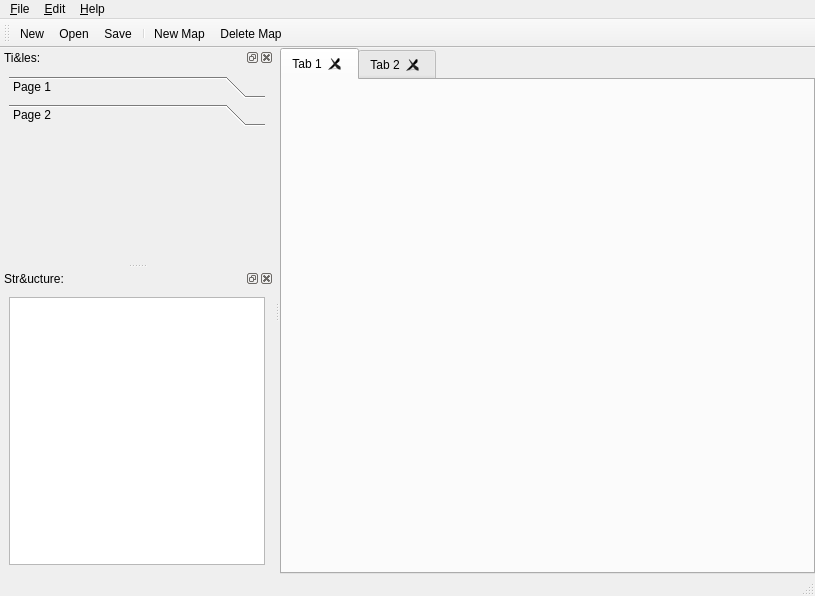
Before: the Qt Designer form bin/view/mainwindow.ui in dyle/rpgmapper, drawn with Qt 5.
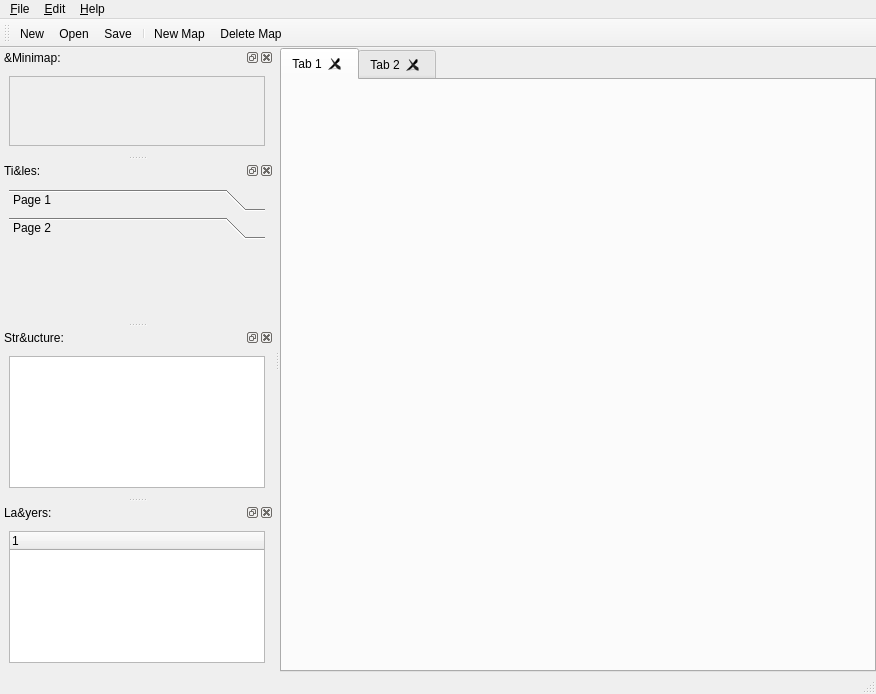
After: the same form once the commit is applied. Icons and pictures are not drawn. Custom widgets are drawn as their Qt base class.

Commit message: adds a minimap widget and map layers widget

```diff
--- a/bin/view/mainwindow.ui
+++ b/bin/view/mainwindow.ui
@@ -6,8 +6,8 @@
    <rect>
     <x>0</x>
     <y>0</y>
-    <width>815</width>
-    <height>596</height>
+    <width>876</width>
+    <height>694</height>
    </rect>
   </property>
   <property name="windowTitle">
@@ -64,8 +64,8 @@
     <rect>
      <x>0</x>
      <y>0</y>
-     <width>815</width>
-     <height>26</height>
+     <width>876</width>
+     <height>27</height>
     </rect>
    </property>
    <widget class="QMenu" name="mnFile">
@@ -119,14 +119,43 @@
    <addaction name="acNewMap"/>
    <addaction name="acDeleteMap"/>
   </widget>
-  <widget class="QDockWidget" name="dwIcons">
+  <widget class="QDockWidget" name="dwMiniMap">
+   <property name="windowTitle">
+    <string>&amp;Minimap:</string>
+   </property>
+   <attribute name="dockWidgetArea">
+    <number>1</number>
+   </attribute>
+   <widget class="QWidget" name="dwMiniMapContent">
+    <layout class="QVBoxLayout" name="verticalLayout_2">
+     <item>
+      <widget class="QScrollArea" name="saMiniMap">
+       <property name="widgetResizable">
+        <bool>true</bool>
+       </property>
+       <widget class="QWidget" name="saMiniMapContent">
+        <property name="geometry">
+         <rect>
+          <x>0</x>
+          <y>0</y>
+          <width>160</width>
+          <height>82</height>
+         </rect>
+        </property>
+       </widget>
+      </widget>
+     </item>
+    </layout>
+   </widget>
+  </widget>
+  <widget class="QDockWidget" name="dwTiles">
    <property name="windowTitle">
     <string>Ti&amp;les:</string>
    </property>
    <attribute name="dockWidgetArea">
     <number>1</number>
    </attribute>
-   <widget class="QWidget" name="wdIconsContent">
+   <widget class="QWidget" name="wdTilesContent">
     <layout class="QVBoxLayout" name="lyIconsContent">
      <item>
       <widget class="QToolBox" name="tbIcons">
@@ -151,8 +180,8 @@
          <rect>
           <x>0</x>
           <y>0</y>
-          <width>256</width>
-          <height>122</height>
+          <width>164</width>
+          <height>82</height>
          </rect>
         </property>
         <attribute name="label">
@@ -215,6 +244,27 @@
     </layout>
    </widget>
   </widget>
+  <widget class="QDockWidget" name="dwMapLayers">
+   <property name="windowTitle">
+    <string>La&amp;yers:</string>
+   </property>
+   <attribute name="dockWidgetArea">
+    <number>1</number>
+   </attribute>
+   <widget class="QWidget" name="dwMapLayersContents">
+    <layout class="QVBoxLayout" name="verticalLayout">
+     <item>
+      <widget class="QTreeWidget" name="twMapLayers">
+       <column>
+        <property name="text">
+         <string notr="true">1</string>
+        </property>
+       </column>
+      </widget>
+     </item>
+    </layout>
+   </widget>
+  </widget>
   <action name="acNew">
    <property name="icon">
     <iconset resource="rpgmapper.qrc">
```
Left out of the diff: 4 changed lines with no effect on the pictures.
